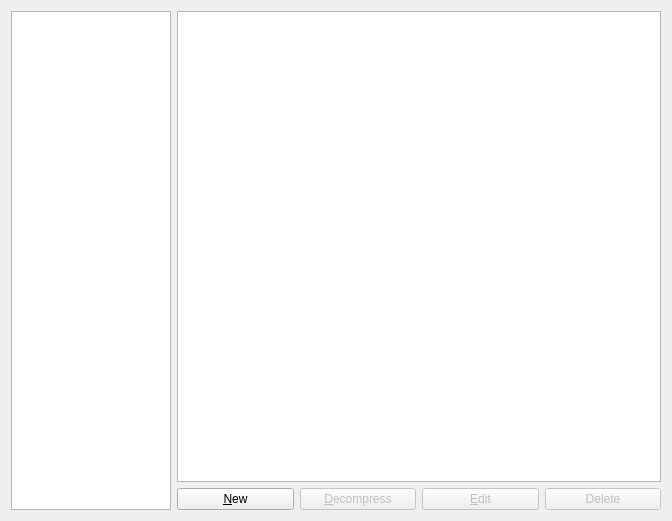
First picture: the form in gns3/modules/dynamips/ui/ios_router_preferences_page.ui, repository GNS3/gns3-gui, before the edit.
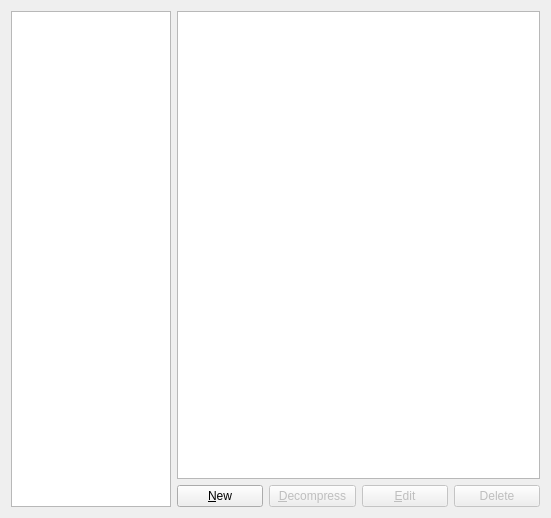
Second picture: the form after the edit.

Commit message: Remove remote servers list from module preferences + some other preferences re-factoring.

Patch:
```diff
--- a/gns3/modules/dynamips/ui/ios_router_preferences_page.ui
+++ b/gns3/modules/dynamips/ui/ios_router_preferences_page.ui
@@ -6,8 +6,8 @@
    <rect>
     <x>0</x>
     <y>0</y>
-    <width>672</width>
-    <height>521</height>
+    <width>551</width>
+    <height>518</height>
    </rect>
   </property>
   <property name="windowTitle">
@@ -56,6 +56,12 @@
    </item>
    <item row="0" column="1">
     <widget class="QTreeWidget" name="uiIOSRouterInfoTreeWidget">
+     <property name="sizePolicy">
+      <sizepolicy hsizetype="MinimumExpanding" vsizetype="Expanding">
+       <horstretch>0</horstretch>
+       <verstretch>0</verstretch>
+      </sizepolicy>
+     </property>
      <property name="indentation">
       <number>10</number>
      </property>
```
The commit also changes 28 other files.
